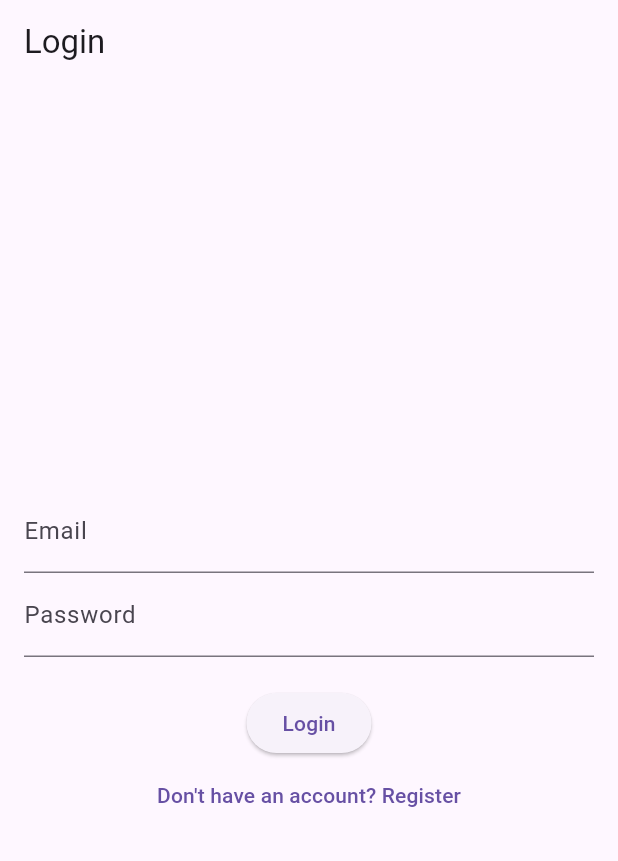
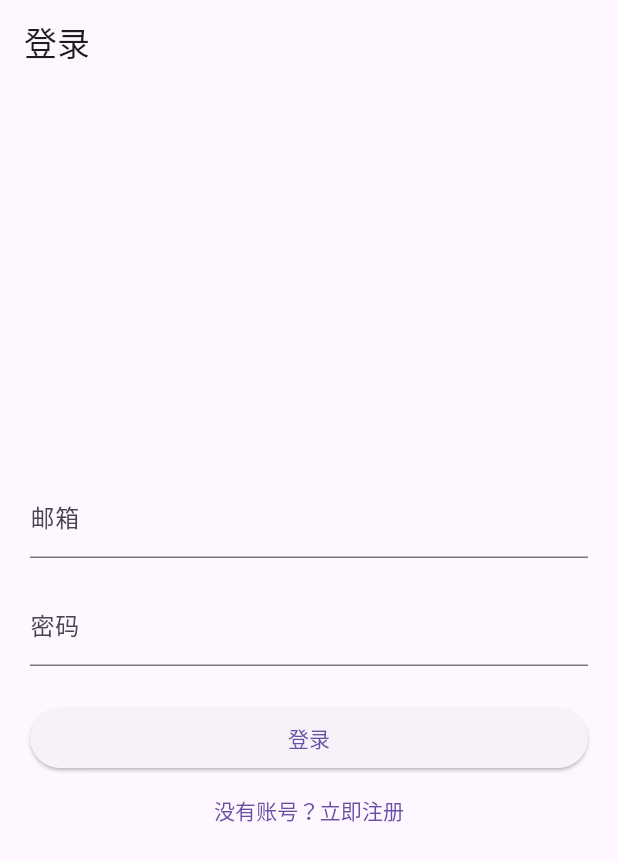
Before and after one commit to could-ai/0197d443-0150-7ce1-b2ca-99f3455ad382, a Flutter app: the screen it shows after launch, on a phone screen of 412 x 824 dp. Shown: the top 861 px of the screen. Run offline on Flutter 3.47's test engine with Material 3 defaults, Android fonts, the phone set to English and light mode, and no system bars; our stand-ins replace supabase_flutter; accounts and stored records are empty; statements that could not run were skipped.

Commit message:
AI Assistant: Update 4 files

```diff
--- a/usr/lib/auth/login.dart
+++ b/usr/lib/auth/login.dart
@@ -1,5 +1,6 @@
 import 'package:flutter/material.dart';
 import 'package:supabase_flutter/supabase_flutter.dart';
+import 'register.dart';
 import '../chat_screen.dart';
 
 class LoginScreen extends StatefulWidget {
@@ -14,9 +15,15 @@ class _LoginScreenState extends State<LoginScreen> {
   final _emailController = TextEditingController();
   final _passwordController = TextEditingController();
   bool _isLoading = false;
+  String? _errorMessage;
 
   Future<void> _login() async {
-    setState(() => _isLoading = true);
+    if (!_formKey.currentState!.validate()) return;
+
+    setState(() {
+      _isLoading = true;
+      _errorMessage = null;
+    });
 
     try {
       final response = await Supabase.instance.client.auth.signInWithPassword(
@@ -24,57 +31,73 @@ class _LoginScreenState extends State<LoginScreen> {
         password: _passwordController.text.trim(),
       );
 
-      if (response.user == null) throw Exception('User object is null');
-
+      if (response.user != null) {
         if (!mounted) return;
         Navigator.of(context).pushReplacement(
           MaterialPageRoute(builder: (_) => const ChatScreen())
         );
-    } catch (error) {
-      if (!mounted) return;
-      ScaffoldMessenger.of(context).showSnackBar(
-        SnackBar(content: Text('Login error: ${error.toString()}'))
-      );
+      }
+    } on AuthException catch (e) {
+      setState(() {
+        _errorMessage = e.message;
+      });
+    } catch (e) {
+      setState(() {
+        _errorMessage = '登录失败，请稍后重试';
+      });
     } finally {
-      if (mounted) setState(() => _isLoading = false);
+      if (mounted) {
+        setState(() => _isLoading = false);
+      }
     }
   }
 
   @override
   Widget build(BuildContext context) {
     return Scaffold(
-      appBar: AppBar(title: const Text('Login')),
-      body: Form(
+      appBar: AppBar(title: const Text('登录')),
+      body: Padding(
+        padding: const EdgeInsets.all(20.0),
+        child: Form(
           key: _formKey,
-        child: Padding(
-          padding: const EdgeInsets.all(16.0),
           child: Column(
             mainAxisAlignment: MainAxisAlignment.center,
             children: [
               TextFormField(
                 controller: _emailController,
-                decoration: const InputDecoration(labelText: 'Email'),
-                validator: (value) => value!.isEmpty ? 'Required' : null,
+                decoration: const InputDecoration(labelText: '邮箱'),
+                validator: (value) => value!.isEmpty ? '请输入邮箱' : null,
                 keyboardType: TextInputType.emailAddress,
               ),
+              const SizedBox(height: 16),
               TextFormField(
                 controller: _passwordController,
-                decoration: const InputDecoration(labelText: 'Password'),
-                validator: (value) => value!.isEmpty ? 'Required' : null,
+                decoration: const InputDecoration(labelText: '密码'),
+                validator: (value) => value!.isEmpty ? '请输入密码' : null,
                 obscureText: true,
               ),
-              const SizedBox(height: 20),
-              ElevatedButton(
+              if (_errorMessage != null) ...[
+                const SizedBox(height: 16),
+                Text(
+                  _errorMessage!,
+                  style: TextStyle(color: Theme.of(context).errorColor),
+                ),
+              ],
+              const SizedBox(height: 24),
+              SizedBox(
+                width: double.infinity,
+                child: ElevatedButton(
                   onPressed: _isLoading ? null : _login,
                   child: _isLoading
                     ? const CircularProgressIndicator()
-                  : const Text('Login'),
+                    : const Text('登录'),
+                ),
               ),
               TextButton(
-                onPressed: () => Navigator.of(context).push(MaterialPageRoute(
-                  builder: (_) => const RegisterScreen()
-                )),
-                child: const Text('Don\'t have an account? Register'),
+                onPressed: () => Navigator.of(context).push(
+                  MaterialPageRoute(builder: (_) => const RegisterScreen())
+                ),
+                child: const Text('没有账号？立即注册'),
               ),
             ],
           ),
@@ -82,4 +105,11 @@ class _LoginScreenState extends State<LoginScreen> {
       ),
     );
   }
+
+  @override
+  void dispose() {
+    _emailController.dispose();
+    _passwordController.dispose();
+    super.dispose();
   }
+}
--- a/usr/lib/integrations/supabase.dart
+++ b/usr/lib/integrations/supabase.dart
@@ -1,4 +1,5 @@
-// Supabase Configuration
+import 'package:supabase_flutter/supabase_flutter.dart';
+
 class SupabaseConfig {
   static const String supabaseUrl = 'https://hottegpaveldxtburgal.supabase.co';
   static const String supabaseAnonKey = 'eyJhbGciOiJIUzI1NiIsInR5cCI6IkpXVCJ9.eyJpc3MiOiJzdXBhYmFzZSIsInJlZiI6ImhvdHRlZ3BhdmVsZHh0YnVyZ2FsIiwicm9sZSI6ImFub24iLCJpYXQiOjE3NTI2NjY4NjQsImV4cCI6MjA2ODI0Mjg2NH0.19y0C925x_fXU8Nz5HfsZz-B7giIioa9Bmc4JutuVvU';
@@ -10,6 +11,7 @@ class SupabaseConfig {
       anonKey: supabaseAnonKey,
       authOptions: const FlutterAuthOptions(
         authFlowType: AuthFlowType.pkce,
+        storageKey: 'sb-auth',
       ),
       debug: true,
     );
--- a/usr/lib/main.dart
+++ b/usr/lib/main.dart
@@ -1,18 +1,11 @@
 import 'package:flutter/material.dart';
 import 'package:supabase_flutter/supabase_flutter.dart';
 import 'auth/login.dart';
-import 'integrations/supabase.dart';
 
 Future<void> main() async {
   WidgetsFlutterBinding.ensureInitialized();
 
-  await Supabase.initialize(
-    url: SupabaseConfig.supabaseUrl,
-    anonKey: SupabaseConfig.supabaseAnonKey,
-    authOptions: const FlutterAuthOptions(
-      authFlowType: AuthFlowType.pkce,
-    ),
-  );
+  await SupabaseConfig.initialize();
 
   runApp(const MyApp());
 }
@@ -28,7 +21,32 @@ class MyApp extends StatelessWidget {
       theme: ThemeData(
         primarySwatch: Colors.indigo,
       ),
-      home: const LoginScreen(),
+      home: const AuthWrapper(),
     );
   }
 }
+
+class AuthWrapper extends StatelessWidget {
+  const AuthWrapper({Key? key}) : super(key: key);
+
+  @override
+  Widget build(BuildContext context) {
+    return StreamBuilder<AuthState>(
+      stream: Supabase.instance.client.auth.onAuthStateChange,
+      builder: (context, snapshot) {
+        // 检查认证状态
+        if (snapshot.connectionState == ConnectionState.waiting) {
+          return const Center(child: CircularProgressIndicator());
+        }
+
+        // 用户已登录
+        if (snapshot.hasData && snapshot.data?.session != null) {
+          return const ChatScreen();
+        }
+
+        // 用户未登录
+        return const LoginScreen();
+      },
+    );
+  }
+}
```
Also changed, not shown: usr/lib/auth/register.dart (+69 -21 lines). Lines whose indentation alone changed are shown as unchanged.
